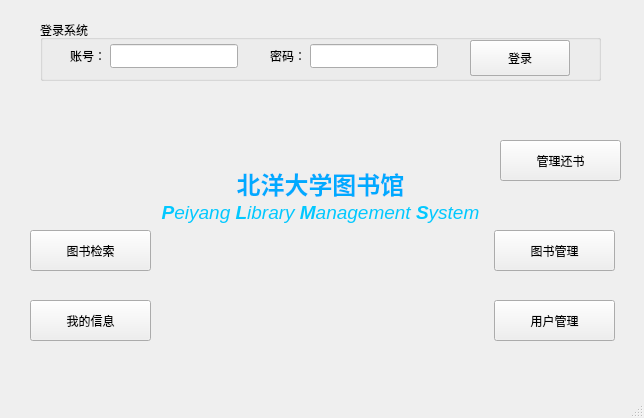
Before: the Qt Designer form src/mainwindow.ui in liangzhenduo/Library, drawn with Qt 5.
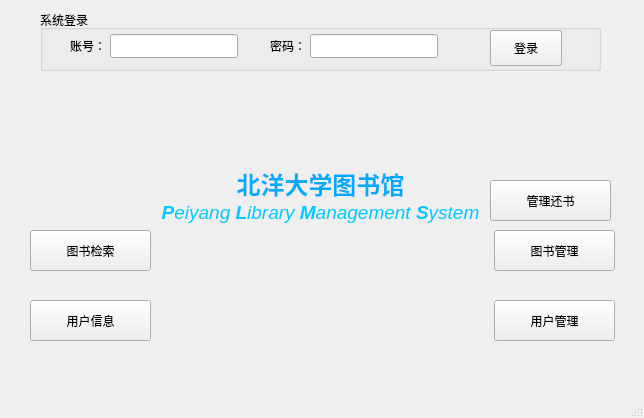
After: the same form once the commit is applied. Icons and pictures are not drawn.

Patch:
```diff
--- a/src/mainwindow.ui
+++ b/src/mainwindow.ui
@@ -49,7 +49,7 @@
      </rect>
     </property>
     <property name="text">
-     <string>我的信息</string>
+     <string>用户信息</string>
     </property>
    </widget>
    <widget class="QPushButton" name="main_bookSearch_Button">
@@ -68,8 +68,8 @@
    <widget class="QPushButton" name="main_returnBook_Button">
     <property name="geometry">
      <rect>
-      <x>500</x>
-      <y>140</y>
+      <x>490</x>
+      <y>180</y>
       <width>121</width>
       <height>41</height>
      </rect>
@@ -105,16 +105,34 @@
     </property>
    </widget>
    <widget class="QGroupBox" name="login_groupBox">
+    <property name="enabled">
+     <bool>true</bool>
+    </property>
     <property name="geometry">
      <rect>
       <x>40</x>
-      <y>20</y>
+      <y>10</y>
       <width>561</width>
       <height>61</height>
      </rect>
     </property>
+    <property name="mouseTracking">
+     <bool>false</bool>
+    </property>
+    <property name="acceptDrops">
+     <bool>false</bool>
+    </property>
+    <property name="autoFillBackground">
+     <bool>false</bool>
+    </property>
     <property name="title">
-     <string>登录系统</string>
+     <string>系统登录</string>
+    </property>
+    <property name="flat">
+     <bool>false</bool>
+    </property>
+    <property name="checkable">
+     <bool>false</bool>
     </property>
     <widget class="QLineEdit" name="login_stuid_label">
      <property name="geometry">
@@ -171,9 +189,9 @@
     <widget class="QPushButton" name="login_action_button">
      <property name="geometry">
       <rect>
-       <x>430</x>
+       <x>450</x>
        <y>20</y>
-       <width>100</width>
+       <width>72</width>
        <height>36</height>
       </rect>
      </property>
@@ -198,8 +216,8 @@
     <property name="geometry">
      <rect>
       <x>70</x>
-      <y>44</y>
-      <width>381</width>
+      <y>34</y>
+      <width>400</width>
       <height>24</height>
      </rect>
     </property>
@@ -226,9 +244,9 @@
    <widget class="QPushButton" name="main_log_Button">
     <property name="geometry">
      <rect>
-      <x>470</x>
-      <y>40</y>
-      <width>100</width>
+      <x>490</x>
+      <y>30</y>
+      <width>72</width>
       <height>36</height>
      </rect>
     </property>
```
Left out of the diff: 4 changed lines with no effect on the pictures.
